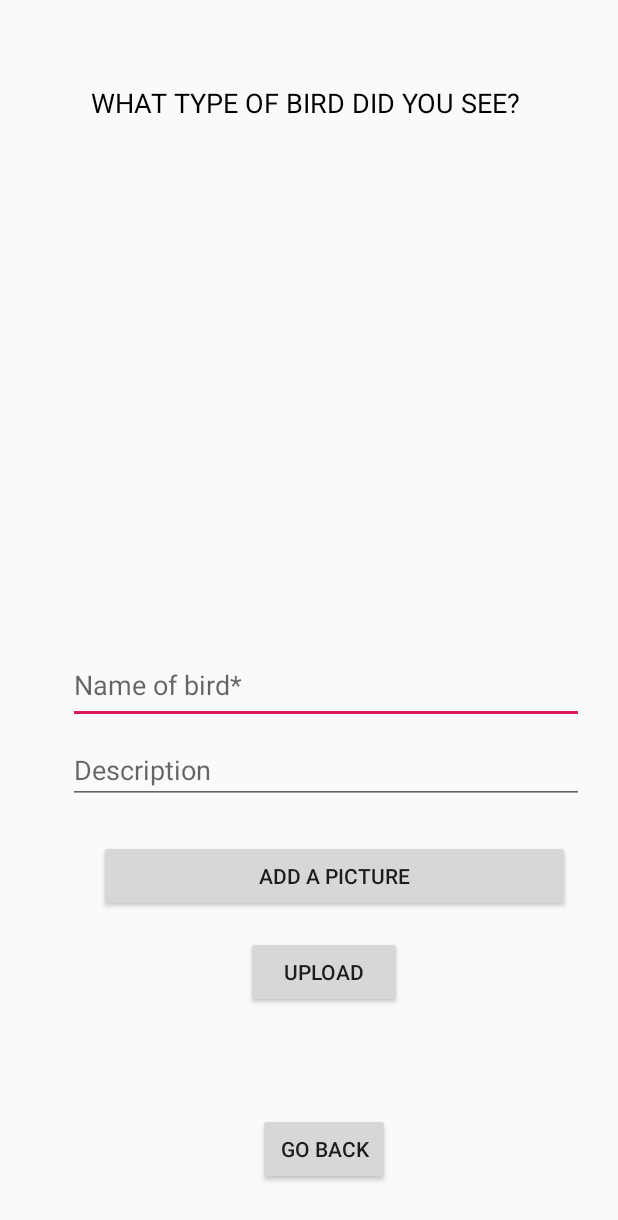
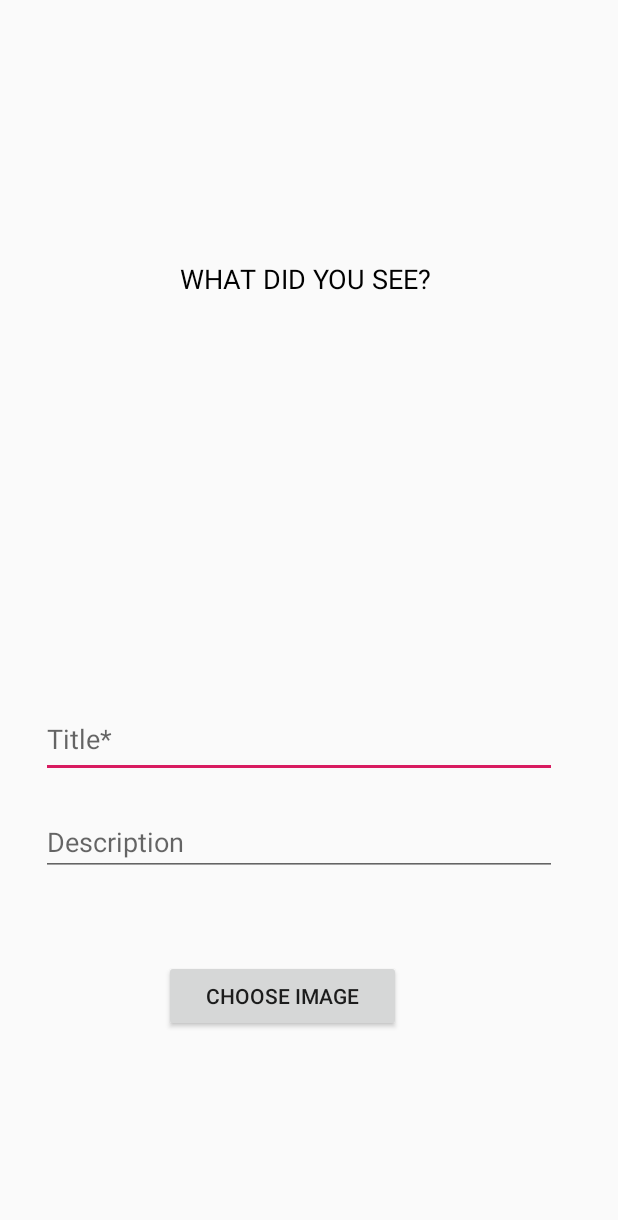
Before and after one commit to IMDMWE202-1819/firebase-application-s189994, an Android app: the layout activity_uploading.xml on its own in the app's theme, with its tools: preview values and no code run, on a phone screen of 412 x 824 dp. Shown: the top 1220 px of the screen. Run offline under Robolectric (Android 15) with nearby library versions, the phone set to English and light mode, and no system bars.

Commit message:
The Uploading function works (goes directly to Firebase), Marker Shows
Needs image connection from Storage to Database in Firebase, showing the Images and all the infromation by pressing the marker.

```diff
--- a/app/build.gradle
+++ b/app/build.gradle
@@ -34,6 +34,8 @@ dependencies {
     androidTestImplementation 'com.android.support.test.espresso:espresso-core:3.0.2'
     implementation 'com.google.android.gms:play-services-maps:16.0.0'
     implementation 'com.google.android.gms:play-services-location:16.0.0'
-    implementation 'com.google.firebase:firebase-firestore:17.1.3'
+    implementation 'com.google.firebase:firebase-firestore:17.1.4'
     implementation 'com.google.firebase:firebase-auth:16.1.0'
+    implementation 'com.google.firebase:firebase-storage:16.0.5'
 }
+apply plugin: 'com.google.gms.google-services'
--- a/app/src/main/AndroidManifest.xml
+++ b/app/src/main/AndroidManifest.xml
@@ -7,6 +7,9 @@
     <uses-permission android:name="android.permission.GET_ACCOUNTS"/>
     <uses-permission android:name="android.permission.READ_PROFILE"/>
     <uses-permission android:name="android.permission.READ_CONTACTS"/>
+    <uses-permission android:name="android.permission.READ_EXTERNAL_STORAGE" />
+    <uses-permission android:name="android.permission.WRITE_EXTERNAL_STORAGE" />
+    <uses-permission android:name="android.permission.CAMERA" />
 
     <!--
          The ACCESS_COARSE/FINE_LOCATION permissions are not required to use
--- a/app/src/main/res/layout/activity_main.xml
+++ b/app/src/main/res/layout/activity_main.xml
@@ -15,7 +15,7 @@
             android:layout_marginTop="8dp"
             app:layout_constraintStart_toStartOf="parent" android:layout_marginStart="8dp"
             android:layout_marginBottom="8dp" app:layout_constraintBottom_toBottomOf="parent"
-            app:layout_constraintVertical_bias="0.063" android:layout_marginEnd="8dp"
-            app:layout_constraintEnd_toEndOf="parent" app:layout_constraintHorizontal_bias="0.06"/>
+            app:layout_constraintVertical_bias="0.453" android:layout_marginEnd="8dp"
+            app:layout_constraintEnd_toEndOf="parent" app:layout_constraintHorizontal_bias="0.451"/>
 
 </android.support.constraint.ConstraintLayout>
--- a/app/src/main/res/layout/activity_uploading.xml
+++ b/app/src/main/res/layout/activity_uploading.xml
@@ -12,56 +12,45 @@
             android:layout_height="51dp"
             android:inputType="textPersonName"
             android:ems="10"
-            android:id="@+id/editText3"
-            app:layout_constraintBottom_toTopOf="@+id/editText4"
+            android:id="@+id/dialog_title_text"
+            app:layout_constraintBottom_toTopOf="@+id/dialog_description_text"
             app:layout_constraintEnd_toEndOf="@+id/textView2" android:layout_marginStart="8dp"
-            app:layout_constraintStart_toStartOf="@+id/textView2" app:layout_constraintHorizontal_bias="0.666"
-            android:layout_marginBottom="8dp" android:hint="Name of bird*"/>
+            app:layout_constraintStart_toStartOf="@+id/textView2" app:layout_constraintHorizontal_bias="0.25"
+            android:layout_marginBottom="20dp" android:hint="Title*"/>
     <EditText
             android:layout_width="344dp"
             android:layout_height="wrap_content"
             android:inputType="textPersonName"
             android:ems="10"
-            android:id="@+id/editText4"
-            app:layout_constraintStart_toStartOf="@+id/editText3" app:layout_constraintEnd_toEndOf="@+id/editText3"
-            app:layout_constraintHorizontal_bias="1.0" android:layout_marginBottom="288dp"
+            android:id="@+id/dialog_description_text"
+            app:layout_constraintStart_toStartOf="@+id/dialog_title_text" app:layout_constraintEnd_toEndOf="@+id/dialog_title_text"
+            app:layout_constraintHorizontal_bias="0.0" android:layout_marginBottom="240dp"
             app:layout_constraintBottom_toBottomOf="parent" android:hint="Description"/>
     <Button
-            android:text="Add a picture"
-            android:layout_width="314dp"
+            android:text="Choose Image"
+            android:layout_width="158dp"
             android:layout_height="wrap_content"
-            android:id="@+id/PictureAdd" android:layout_marginBottom="16dp"
-            app:layout_constraintBottom_toTopOf="@+id/UploadImage" android:layout_marginTop="8dp"
-            app:layout_constraintTop_toBottomOf="@+id/editText4" app:layout_constraintEnd_toEndOf="@+id/editText4"
-            app:layout_constraintStart_toStartOf="@+id/editText4" android:layout_marginStart="8dp"
-            app:layout_constraintHorizontal_bias="0.59" app:layout_constraintVertical_bias="1.0"/>
-    <Button
-            android:text="Upload"
-            android:layout_width="104dp"
-            android:layout_height="wrap_content"
-            android:id="@+id/UploadImage" app:layout_constraintEnd_toEndOf="@+id/PictureAdd"
-            app:layout_constraintStart_toStartOf="@+id/PictureAdd" android:layout_marginBottom="152dp"
-            app:layout_constraintBottom_toBottomOf="parent" app:layout_constraintHorizontal_bias="0.446"
-            android:layout_marginTop="8dp" app:layout_constraintTop_toBottomOf="@+id/editText4"
-            app:layout_constraintVertical_bias="1.0" android:layout_marginStart="8dp"/>
+            android:id="@+id/btnChoose"
+            android:layout_marginTop="56dp"
+            app:layout_constraintTop_toBottomOf="@+id/dialog_description_text" app:layout_constraintEnd_toEndOf="@+id/dialog_description_text"
+            app:layout_constraintStart_toStartOf="@+id/dialog_description_text" android:layout_marginStart="8dp"
+            app:layout_constraintHorizontal_bias="0.415" android:onClick="UploadOnClick"/>
     <TextView
-            android:text="WHAT TYPE OF BIRD DID YOU SEE? "
+            android:text="WHAT DID YOU SEE? "
             android:layout_width="0dp"
             android:layout_height="27dp"
             android:id="@+id/textView2" android:layout_marginEnd="8dp" app:layout_constraintEnd_toEndOf="parent"
             app:layout_constraintTop_toTopOf="parent" android:layout_marginTop="56dp"
             app:layout_constraintStart_toStartOf="parent" android:layout_marginStart="8dp"
-            android:layout_marginBottom="8dp" app:layout_constraintBottom_toTopOf="@+id/editText3"
+            android:layout_marginBottom="8dp" app:layout_constraintBottom_toTopOf="@+id/dialog_title_text"
             android:textSize="18sp" android:textColor="@android:color/black" android:textAlignment="center"
-            app:layout_constraintVertical_bias="0.0" app:layout_constraintHorizontal_bias="0.0"/>
-    <Button
-            android:text="Go Back"
-            android:layout_width="wrap_content"
-            android:layout_height="wrap_content"
-            android:id="@+id/BackButton" app:layout_constraintStart_toStartOf="@+id/UploadImage"
-            android:layout_marginStart="8dp"
-            app:layout_constraintEnd_toEndOf="@+id/UploadImage"
-            android:layout_marginTop="44dp"
-            app:layout_constraintTop_toBottomOf="@+id/UploadImage" app:layout_constraintHorizontal_bias="0.0"
-            android:layout_marginBottom="8dp" app:layout_constraintBottom_toBottomOf="parent"/>
+            app:layout_constraintVertical_bias="0.312" app:layout_constraintHorizontal_bias="0.0"/>
+    <ImageView
+            android:id="@+id/imgView"
+            android:layout_width="139dp"
+            android:layout_height="97dp"
+            app:layout_constraintEnd_toEndOf="parent"
+            android:layout_marginEnd="8dp" app:layout_constraintStart_toStartOf="parent"
+            android:layout_marginStart="8dp" app:layout_constraintHorizontal_bias="0.17"
+            android:layout_marginTop="24dp" app:layout_constraintTop_toBottomOf="@+id/btnChoose"/>
 </android.support.constraint.ConstraintLayout>
--- a/build.gradle
+++ b/build.gradle
@@ -1,7 +1,7 @@
 // Top-level build file where you can add configuration options common to all sub-projects/modules.
 
 buildscript {
-    ext.kotlin_version = '1.2.71'
+    ext.kotlin_version = '1.3.0'
     repositories {
         google()
         jcenter()
```
Also changed, not shown: app/src/main/java/com/example/karina/firebaseapp/MainActivity.kt (+7 -1 lines), app/src/main/java/com/example/karina/firebaseapp/MapsActivity.kt (+117 -25 lines), app/src/main/java/com/example/karina/firebaseapp/UploadingActivity.kt (deleted, +0 -26 lines).
